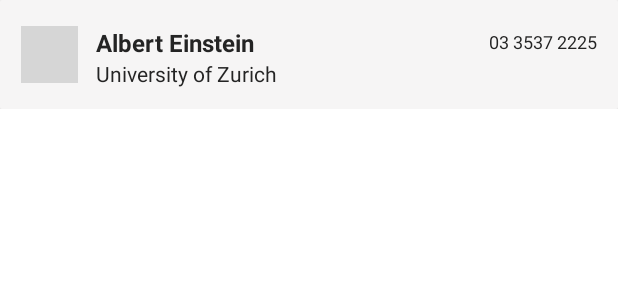
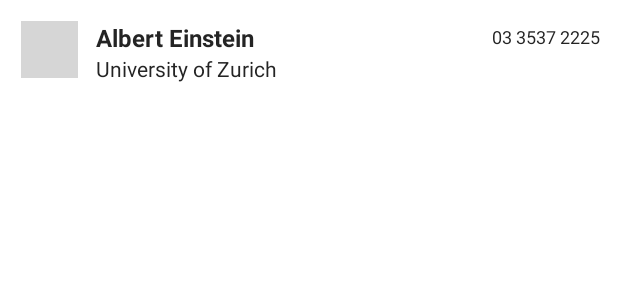
Before and after one commit to dl-ghub/COMP30022_Capstone_RBDB, an Android app: the layout view_holder_contact.xml on its own in the app's theme, with its tools: preview values and no code run, on a phone screen of 412 x 824 dp. Shown: the top 300 px of the screen. Run offline under Robolectric (Android 15) with nearby library versions, the phone set to English and light mode, and no system bars; Roboto replaces fonts that are not available here; grey boxes are pictures that could not be loaded.

Commit message:
integrated back+front-end for groups. Added sorting to getAll queries

```diff
--- a/app/src/main/java/com/example/rbdb/database/dao/CardEntityDao.kt
+++ b/app/src/main/java/com/example/rbdb/database/dao/CardEntityDao.kt
@@ -16,7 +16,7 @@ interface CardEntityDao {
     suspend fun update(ItemEntity: CardEntity)
 
     @Transaction
-    @Query("SELECT * FROM card_entity")
+    @Query("SELECT * FROM card_entity ORDER BY name")
     suspend fun getAllCards(): List<CardEntity>
 
     // Relational Queries for Card <-> Tag relation
--- a/app/src/main/java/com/example/rbdb/database/dao/ListEntityDao.kt
+++ b/app/src/main/java/com/example/rbdb/database/dao/ListEntityDao.kt
@@ -15,7 +15,7 @@ interface ListEntityDao {
     suspend fun update(ItemEntity: ListEntity)
 
     @Transaction
-    @Query("SELECT * FROM list_entity")
+    @Query("SELECT * FROM list_entity ORDER BY name")
     suspend fun getAllLists(): List<ListEntity>
 
     // Relational Queries for List <-> Card relation
--- a/app/src/main/java/com/example/rbdb/database/model/CardEntity.kt
+++ b/app/src/main/java/com/example/rbdb/database/model/CardEntity.kt
@@ -1,12 +1,13 @@
 package com.example.rbdb.database.model
 
+import androidx.room.ColumnInfo
 import androidx.room.Entity
 import androidx.room.PrimaryKey
 
 @Entity(tableName = "card_entity")
-data class CardEntity (
+data class CardEntity(
     @PrimaryKey(autoGenerate = true) val cardId: Long = 0,
-    val name: String = "",
+    @ColumnInfo(name = "name") val name: String = "",
     val business: String = "",
     val dateAdded: String = "",
     val phone: String? = null,
--- a/app/src/main/java/com/example/rbdb/database/model/ListEntity.kt
+++ b/app/src/main/java/com/example/rbdb/database/model/ListEntity.kt
@@ -1,10 +1,11 @@
 package com.example.rbdb.database.model
 
+import androidx.room.ColumnInfo
 import androidx.room.Entity
 import androidx.room.PrimaryKey
 
 @Entity(tableName = "list_entity")
 data class ListEntity (
     @PrimaryKey(autoGenerate = true) val listId: Long = 0,
-    val name: String = ""
+    @ColumnInfo(name = "name") val name: String = ""
 )
--- a/app/src/main/java/com/example/rbdb/ui/MainActivity.kt
+++ b/app/src/main/java/com/example/rbdb/ui/MainActivity.kt
@@ -14,6 +14,7 @@ import androidx.viewpager2.widget.ViewPager2
 import com.example.rbdb.R
 import com.example.rbdb.database.AppDatabase
 import com.example.rbdb.database.model.CardEntity
+import com.example.rbdb.database.model.ListEntity
 import com.example.rbdb.databinding.ActivityMainBinding
 import com.example.rbdb.ui.adapters.FragmentAdapter
 import com.example.rbdb.ui.arch.AppViewModel
@@ -43,6 +44,10 @@ class MainActivity : AppCompatActivity() {
             "0922","444222999","test@email.com","I am a pool guy")
 //        viewModel.insertCard(cardTest)
 //        viewModel.insertCard(cardTest2)
+        val groupTest1: ListEntity = ListEntity(1, "group test 1")
+        val groupTest2: ListEntity = ListEntity(2, "group test 2")
+//        viewModel.insertList(groupTest1)
+//        viewModel.insertList(groupTest2)
 
 
         val tabLayout = binding.TabLayout
--- a/app/src/main/res/layout/fragment_contact.xml
+++ b/app/src/main/res/layout/fragment_contact.xml
@@ -17,8 +17,6 @@
             android:id="@+id/rvContacts"
             android:layout_width="0dp"
             android:layout_height="0dp"
-            android:layout_marginHorizontal="10dp"
-            android:layout_marginTop="20dp"
             android:orientation="vertical"
             app:layoutManager="androidx.recyclerview.widget.LinearLayoutManager"
             app:layout_constraintBottom_toBottomOf="parent"
@@ -26,7 +24,7 @@
             app:layout_constraintStart_toStartOf="parent"
             app:layout_constraintTop_toTopOf="parent"
             tools:itemCount="12"
-            tools:listitem="@layout/view_holder_contact"/>
+            tools:listitem="@layout/view_holder_contact" />
 
 
     </androidx.constraintlayout.widget.ConstraintLayout>
--- a/app/src/main/res/layout/fragment_group.xml
+++ b/app/src/main/res/layout/fragment_group.xml
@@ -17,7 +17,6 @@
             android:layout_width="0dp"
             android:layout_height="0dp"
             android:layout_marginHorizontal="0dp"
-            android:layout_marginTop="16dp"
             android:orientation="vertical"
             app:layoutManager="androidx.recyclerview.widget.LinearLayoutManager"
             app:layout_constraintBottom_toBottomOf="parent"
--- a/app/src/main/res/layout/view_holder_contact.xml
+++ b/app/src/main/res/layout/view_holder_contact.xml
@@ -1,27 +1,16 @@
 <?xml version="1.0" encoding="utf-8"?>
-<LinearLayout xmlns:android="http://schemas.android.com/apk/res/android"
+<androidx.constraintlayout.widget.ConstraintLayout xmlns:android="http://schemas.android.com/apk/res/android"
     xmlns:app="http://schemas.android.com/apk/res-auto"
     xmlns:tools="http://schemas.android.com/tools"
+    android:id="@+id/contact_card"
     android:layout_width="match_parent"
-    android:layout_height="wrap_content"
-    android:orientation="vertical">
-
-    <androidx.cardview.widget.CardView
-        android:layout_width="match_parent"
-        android:layout_height="wrap_content"
-        android:background="@color/primaryBackground">
-
-        <androidx.constraintlayout.widget.ConstraintLayout
-            android:id="@+id/contact_card"
-            android:layout_width="match_parent"
-            android:layout_height="wrap_content"
-            android:background="@color/primaryBackground"
-            android:padding="14dp">
+    android:layout_height="wrap_content">
 
             <de.hdodenhof.circleimageview.CircleImageView
                 android:id="@+id/contact_avatar"
                 android:layout_width="38dp"
                 android:layout_height="38dp"
+                android:layout_margin="14dp"
                 app:layout_constraintBottom_toBottomOf="parent"
                 app:layout_constraintDimensionRatio="1:1"
                 app:layout_constraintStart_toStartOf="parent"
@@ -56,12 +45,12 @@
                 android:layout_width="wrap_content"
                 android:layout_height="wrap_content"
                 android:layout_marginTop="2dp"
+                android:layout_marginEnd="12dp"
                 android:textColor="@color/primaryText"
                 android:textSize="12sp"
                 app:layout_constraintEnd_toEndOf="parent"
                 app:layout_constraintTop_toTopOf="@id/contact_name"
                 tools:text="03 3537 2225" />
 
-        </androidx.constraintlayout.widget.ConstraintLayout>
-    </androidx.cardview.widget.CardView>
-</LinearLayout>
+
+</androidx.constraintlayout.widget.ConstraintLayout>
```
Also changed, not shown: app/src/main/java/com/example/rbdb/ui/GroupDetailActivity.kt (+3 -6 lines), app/src/main/java/com/example/rbdb/ui/GroupFragment.kt (+28 -31 lines), app/src/main/java/com/example/rbdb/ui/adapters/GroupAdapter.kt (+8 -3 lines).
